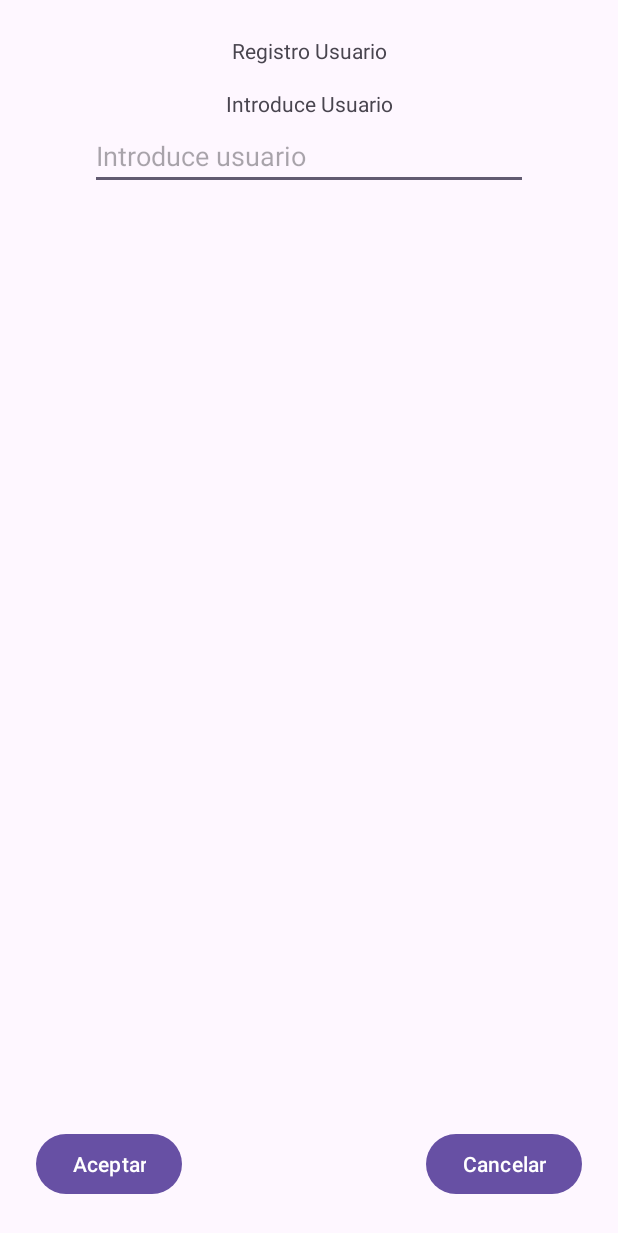
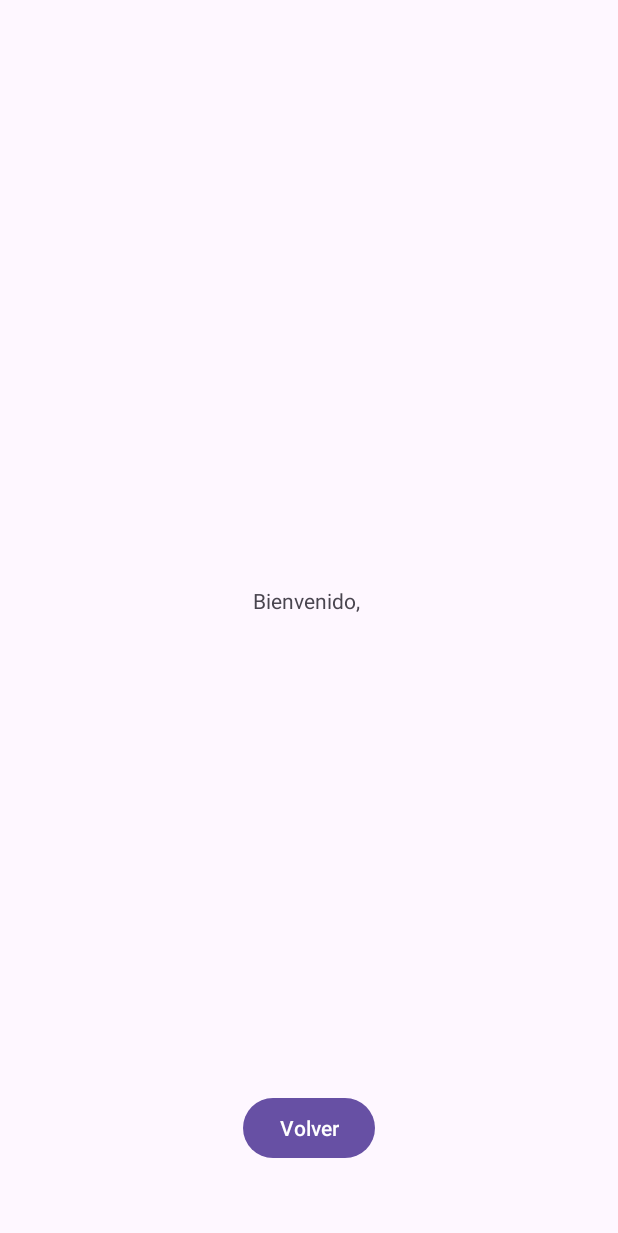
Before and after one commit to Alexiyo85/AplicacionKotlin, an Android app: the screen it shows after launch (MainActivity before the commit, SegundaActivityJava after it), after a tap on "Aceptar", on a phone screen of 412 x 824 dp. Shown: the top 1233 px of the screen. Run offline under Robolectric (Android 15) with nearby library versions, the phone set to English and light mode, and no system bars.

Commit message:
modificado con java

```diff
--- a/app/src/main/java/com/example/aplicacionkotlin/MainActivity.kt
+++ /dev/null
@@ -1,50 +0,0 @@
-package com.example.aplicacionkotlin
-
-import android.content.Intent
-import android.os.Bundle
-import android.widget.Button
-import android.widget.EditText
-import android.widget.TextView
-import androidx.activity.enableEdgeToEdge
-import androidx.appcompat.app.AppCompatActivity
-import androidx.core.view.ViewCompat
-import androidx.core.view.WindowInsetsCompat
-
-class MainActivity : AppCompatActivity() {
-    override fun onCreate(savedInstanceState: Bundle?) {
-        super.onCreate(savedInstanceState)
-        enableEdgeToEdge()
-        setContentView(R.layout.activity_main)
-
-        val usuarioText = findViewById<EditText>(R.id.usuarioText)
-        val tituloText = findViewById<TextView>(R.id.tituloText)
-        val campoText = findViewById<TextView>(R.id.campoText)
-        val botonAceptar = findViewById<Button>(R.id.botonAceptar)
-        val botonCancelar = findViewById<Button>(R.id.botonCancelar)
-
-        botonAceptar.setOnClickListener {
-            val nombre = usuarioText.text.toString()
-
-            if(nombre.isNotEmpty()){
-                campoText.text = "Bienvenido, $nombre"
-            }
-
-            val intent = Intent(this, SegundaActivity::class.java)
-            intent.putExtra("NOMBRE_USUARIO", nombre)
-            startActivity(intent)
-
-        }
-
-        botonCancelar.setOnClickListener {
-            usuarioText.text.clear()
-            campoText.text = ""
-        }
-
-
-        ViewCompat.setOnApplyWindowInsetsListener(findViewById(R.id.main)) { v, insets ->
-            val systemBars = insets.getInsets(WindowInsetsCompat.Type.systemBars())
-            v.setPadding(systemBars.left, systemBars.top, systemBars.right, systemBars.bottom)
-            insets
-        }
-    }
-}
--- /dev/null
+++ b/app/src/main/java/com/example/aplicacionkotlin/MainActivityJava.java
@@ -0,0 +1,44 @@
+package com.example.aplicacionkotlin;
+
+import android.content.Intent;
+import android.os.Bundle;
+import android.widget.Button;
+import android.widget.EditText;
+import android.widget.TextView;
+
+import androidx.annotation.Nullable;
+import androidx.appcompat.app.AppCompatActivity;
+
+public class MainActivityJava extends AppCompatActivity {
+    EditText usuarioText;
+    TextView tituloText;
+    TextView campoText;
+    Button botonAceptar;
+    Button botonCanlelar;
+
+    @Override
+    protected void onCreate(Bundle savedInstanceState) {
+        super.onCreate(savedInstanceState);
+        setContentView(R.layout.activity_main);
+
+        usuarioText = findViewById(R.id.usuarioText);
+        tituloText = findViewById(R.id.tituloText);
+        campoText = findViewById(R.id.campoText);
+        botonAceptar = findViewById(R.id.botonAceptar);
+        botonCanlelar = findViewById(R.id.botonCancelar);
+
+        botonAceptar.setOnClickListener(v -> {
+            String nombre = usuarioText.getText().toString();
+            Intent intent = new Intent(MainActivityJava.this, SegundaActivityJava.class);
+            intent.putExtra("NOMBRE_USUARIO", nombre);
+            startActivity(intent);
+        });
+
+        botonCanlelar.setOnClickListener(v -> {
+            usuarioText.setText("");
+            campoText.setText("");
+        });
+
+    }
+
+}
--- /dev/null
+++ b/app/src/main/java/com/example/aplicacionkotlin/SegundaActivityJava.java
@@ -0,0 +1,28 @@
+package com.example.aplicacionkotlin;
+
+import android.os.Bundle;
+import android.widget.Button;
+import android.widget.TextView;
+
+import androidx.annotation.Nullable;
+import androidx.appcompat.app.AppCompatActivity;
+
+public class SegundaActivityJava extends AppCompatActivity {
+
+    TextView textoBienvenida;
+    Button botonVolver;
+
+    @Override
+    protected void onCreate(Bundle savedInstanceState) {
+        super.onCreate(savedInstanceState);
+        setContentView(R.layout.activity_segunda);
+
+        textoBienvenida = findViewById(R.id.textoBienvenida);
+        botonVolver = findViewById(R.id.botonVolver);
+
+        String nombre = getIntent().getStringExtra("NOMBRE_USUARIO");
+        textoBienvenida.setText("Bienvenido, " + nombre);
+
+        botonVolver.setOnClickListener(v -> finish());
+    }
+}
--- a/app/src/main/res/layout/activity_main.xml
+++ b/app/src/main/res/layout/activity_main.xml
@@ -5,7 +5,8 @@
     android:id="@+id/main"
     android:layout_width="match_parent"
     android:layout_height="match_parent"
-    tools:context=".MainActivity">
+    tools:context=".MainActivityJava"
+    android:background="@drawable/logo_usuario">
 
     <TextView
         android:id="@+id/tituloText"
@@ -35,7 +36,8 @@
         android:layout_marginBottom="24dp"
         android:text="Aceptar"
         app:layout_constraintBottom_toBottomOf="parent"
-        app:layout_constraintStart_toStartOf="parent" />
+        app:layout_constraintStart_toStartOf="parent"
+        android:tooltipText="@string/tooltip_aceptar"/>
 
     <Button
         android:id="@+id/botonCancelar"
@@ -45,7 +47,8 @@
         android:layout_marginBottom="24dp"
         android:text="Cancelar"
         app:layout_constraintBottom_toBottomOf="parent"
-        app:layout_constraintEnd_toEndOf="parent" />
+        app:layout_constraintEnd_toEndOf="parent"
+        android:tooltipText="@string/tooltip_cancelar"/>
 
     <EditText
         android:id="@+id/usuarioText"
@@ -58,4 +61,6 @@
         app:layout_constraintEnd_toEndOf="parent"
         app:layout_constraintStart_toStartOf="parent"
         app:layout_constraintTop_toTopOf="@+id/campoText" />
+
+
 </androidx.constraintlayout.widget.ConstraintLayout>
--- a/app/src/main/res/values/strings.xml
+++ b/app/src/main/res/values/strings.xml
@@ -1,4 +1,6 @@
 <resources>
     <string name="app_name">Registro de Usuario</string>
     <string name="hint_usuario">Introduce usuario</string>
+    <string name="tooltip_aceptar">Pulsa para aceptar</string>
+    <string name="tooltip_cancelar">Pulsa para cancelar</string>
 </resources>
```
Also changed, not shown: app/src/main/AndroidManifest.xml (+7 -2 lines), app/src/main/java/com/example/aplicacionkotlin/SegundaActivity.kt (deleted, +0 -25 lines), app/src/main/res/values/colors.xml (+5 -2 lines), app/src/main/res/drawable/logo_usuario.jpg (added), 1 other file.
